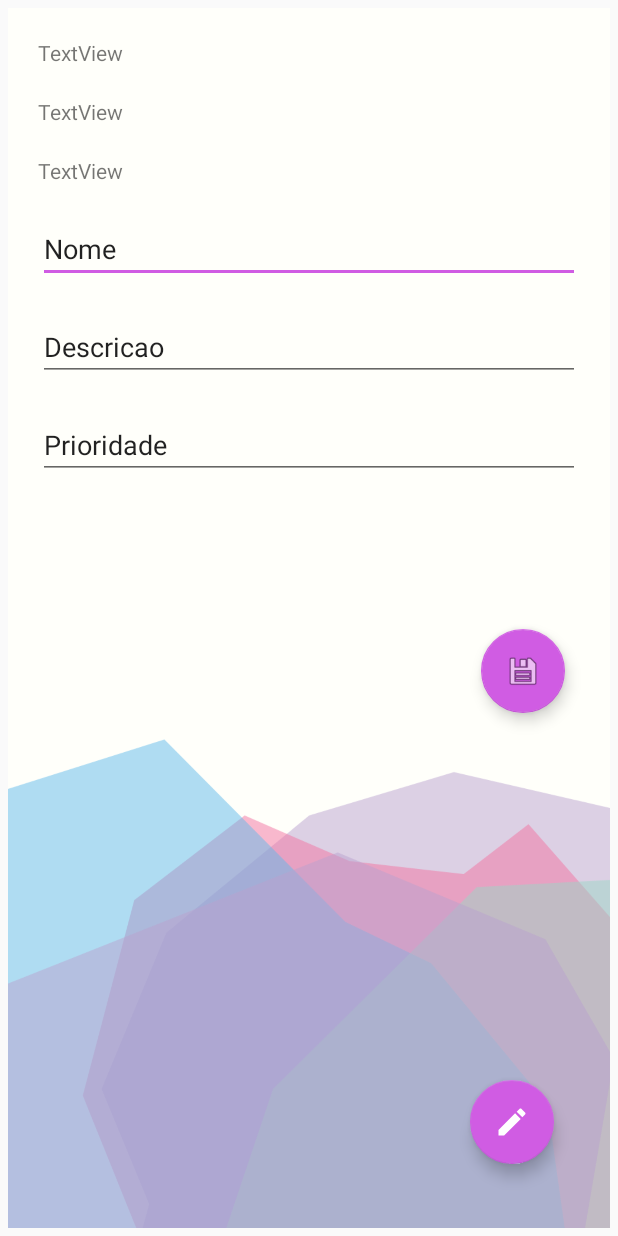
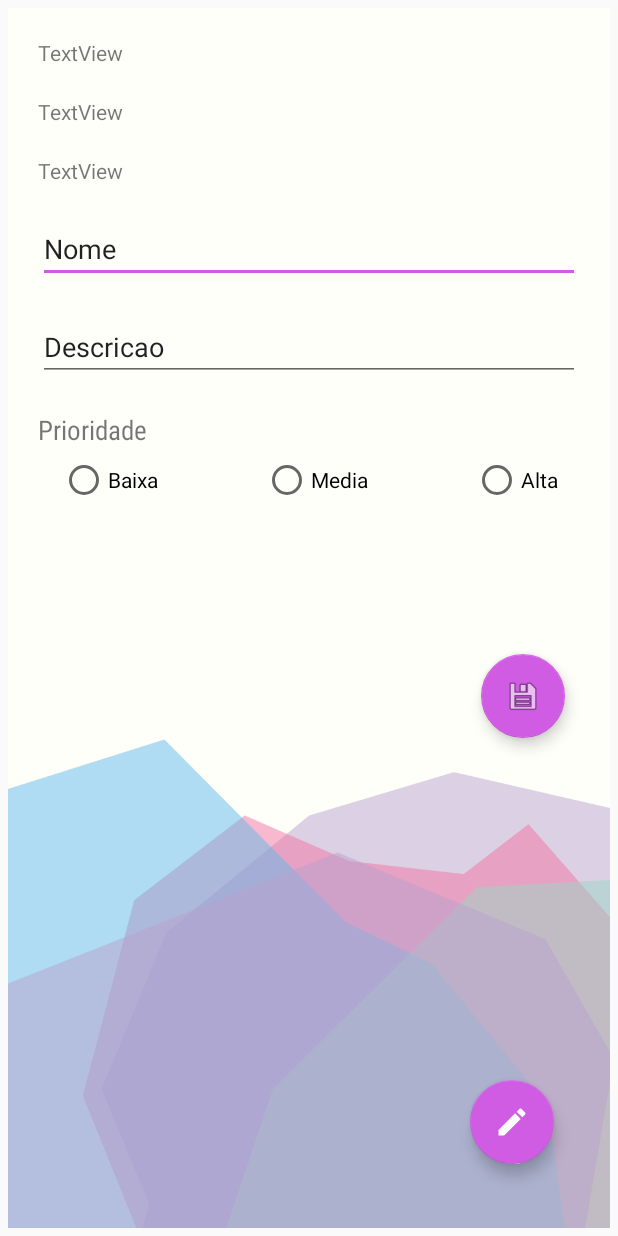
Before and after one commit to lucasantonio12/StudyManagerOficial, an Android app: the layout activity_tarefa_detalhada.xml on its own in the app's theme, with its tools: preview values and no code run, on a phone screen of 412 x 824 dp. Run offline under Robolectric (Android 15) with nearby library versions, the phone set to English and light mode, and no system bars.

Commit message:
- Tela detalhada disciplina e tarefa funcionando

```diff
--- a/app/src/main/java/com/example/studymanageroficial/Fragment/TarefaHome.kt
+++ b/app/src/main/java/com/example/studymanageroficial/Fragment/TarefaHome.kt
@@ -73,6 +73,7 @@ class TarefaHome : Fragment() {
                 object :MyRecyclerViewClickListener.OnItemClickListener{
                     override fun onItemClick(view: View, position: Int) {
                         var i = Intent(this@TarefaHome.context,TarefaDetalhada::class.java)
+                        i.putExtra("id",position)
                         startActivity(i)
                     }
 
--- a/app/src/main/java/com/example/studymanageroficial/MainActivity.kt
+++ b/app/src/main/java/com/example/studymanageroficial/MainActivity.kt
@@ -60,7 +60,7 @@ class MainActivity : AppCompatActivity() {
     }
 
     override fun onDestroy() {
+        super.onDestroy()
         sharedPreferences.setPreferences("LoginUser","")
-        super.onDestroy()
     }
 }
--- a/app/src/main/res/layout/activity_tarefa_detalhada.xml
+++ b/app/src/main/res/layout/activity_tarefa_detalhada.xml
@@ -10,7 +10,7 @@
     tools:context=".viewTarefa.TarefaDetalhada">
 
     <TextView
-        android:id="@+id/nomeText"
+        android:id="@+id/nomeTextTarefa"
         android:layout_width="match_parent"
         android:layout_height="wrap_content"
         android:layout_gravity="center"
@@ -21,7 +21,7 @@
         android:text="TextView" />
 
     <TextView
-        android:id="@+id/descricaoText"
+        android:id="@+id/descricaoTextTarefa"
         android:layout_width="match_parent"
         android:layout_height="wrap_content"
         android:layout_gravity="center"
@@ -32,7 +32,7 @@
         android:text="TextView" />
 
     <TextView
-        android:id="@+id/prioridadeText"
+        android:id="@+id/prioridadeTextTarefa"
         android:layout_width="match_parent"
         android:layout_height="wrap_content"
         android:layout_gravity="center"
@@ -47,12 +47,13 @@
         android:layout_height="match_parent">
 
         <LinearLayout
+            android:id="@+id/EditLinear"
             android:layout_width="match_parent"
             android:layout_height="match_parent"
             android:orientation="vertical">
 
             <EditText
-                android:id="@+id/editNome"
+                android:id="@+id/editNomeTarefa"
                 android:layout_width="match_parent"
                 android:layout_height="wrap_content"
                 android:layout_gravity="center"
@@ -64,7 +65,7 @@
                 android:text="Nome" />
 
             <EditText
-                android:id="@+id/editDescricao"
+                android:id="@+id/editDescricaoTarefa"
                 android:layout_width="match_parent"
                 android:layout_height="wrap_content"
                 android:layout_gravity="center"
@@ -75,8 +76,8 @@
                 android:inputType="textPersonName"
                 android:text="Descricao" />
 
-            <EditText
-                android:id="@+id/editPrioridade"
+            <TextView
+                android:id="@+id/textView4"
                 android:layout_width="match_parent"
                 android:layout_height="wrap_content"
                 android:layout_gravity="center"
@@ -84,17 +85,47 @@
                 android:layout_marginTop="20dp"
                 android:layout_marginRight="20dp"
                 android:ems="25"
-                android:inputType="textPersonName"
-                android:text="Prioridade" />
+                android:text="Prioridade"
+                android:textSize="18sp"
+                app:fontFamily="sans-serif-condensed" />
+
+            <RadioGroup
+                android:layout_width="match_parent"
+                android:layout_height="wrap_content"
+                android:layout_gravity="center"
+                android:layout_marginTop="5dp"
+                android:gravity="center"
+                android:orientation="horizontal">
+
+                <RadioButton
+                    android:id="@+id/baixaButtonEdit"
+                    android:layout_width="wrap_content"
+                    android:layout_height="wrap_content"
+                    android:text="Baixa" />
+
+                <RadioButton
+                    android:id="@+id/mediaButtonEdit"
+                    android:layout_width="wrap_content"
+                    android:layout_height="wrap_content"
+                    android:layout_marginLeft="70dp"
+                    android:layout_marginRight="70dp"
+                    android:text="Media" />
+
+                <RadioButton
+                    android:id="@+id/altaButtonEdit"
+                    android:layout_width="wrap_content"
+                    android:layout_height="wrap_content"
+                    android:text="Alta" />
+            </RadioGroup>
 
             <com.google.android.material.floatingactionbutton.FloatingActionButton
                 android:id="@+id/editTarefa"
                 android:layout_width="wrap_content"
                 android:layout_height="wrap_content"
-                android:layout_weight="1"
                 android:layout_gravity="right"
                 android:layout_marginTop="100dp"
                 android:layout_marginRight="30dp"
+                android:layout_weight="1"
                 android:clickable="true"
                 app:srcCompat="@android:drawable/ic_menu_save" />
 
```
Also changed, not shown: app/src/main/java/com/example/studymanageroficial/viewDisciplina/DisciplinaDetalhada.kt (+29 -0 lines), app/src/main/java/com/example/studymanageroficial/viewTarefa/TarefaDetalhada.kt (+71 -0 lines).
